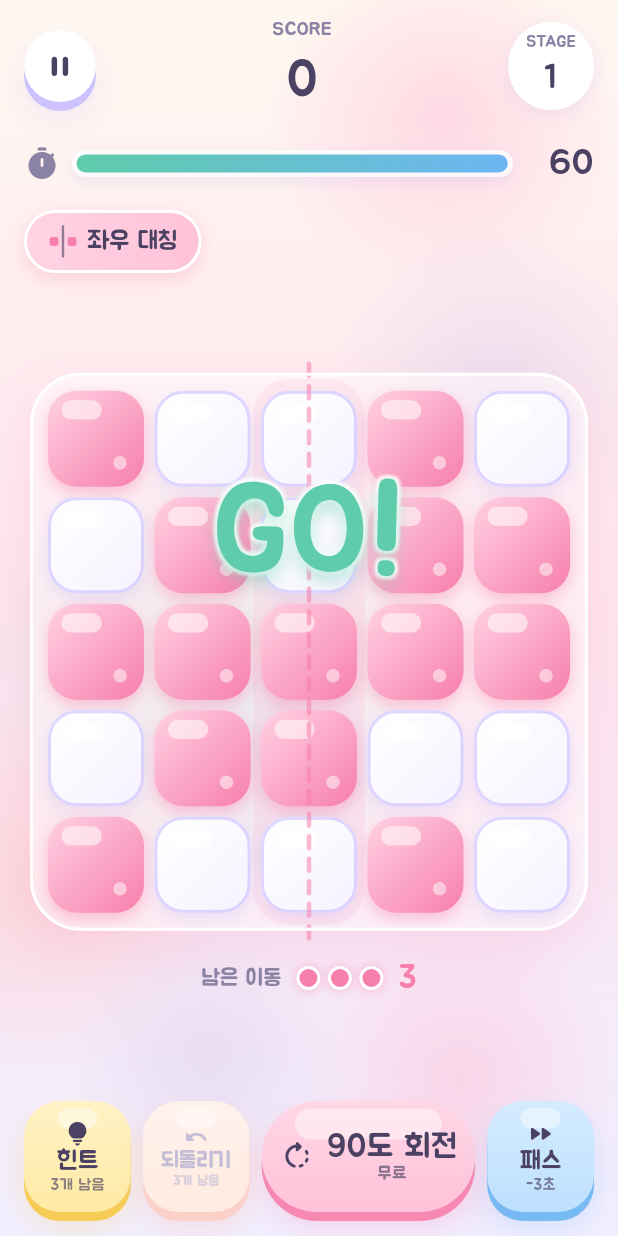
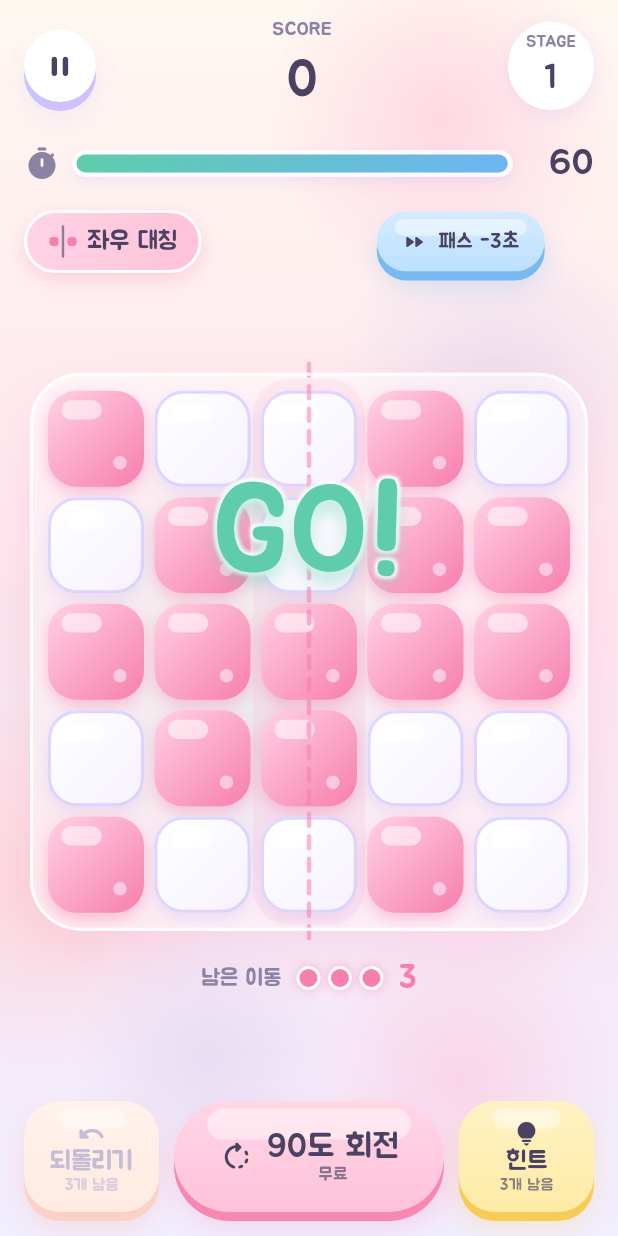
Before and after one commit to justkevin2570-hash/NODE_SWAP_Game, a Flutter app: the GameScreen screen opened directly, on a phone screen of 412 x 824 dp. Run offline on Flutter 3.47's test engine with Material 3 defaults, Android fonts, the phone set to English and light mode, and no system bars; our stand-ins replace audioplayers, clock, flutter_animate, flutter_riverpod, shared_preferences; accounts and stored records are empty.

Commit message:
Rearrange game controls for one-handed play
- Bottom bar is symmetric: [undo] [rotate (large, center)] [hint]
- Costly actions move to a small top-right button away from the thumb:
  rush pass (-3s), classic new puzzle; pass still glows when stuck
- Symmetry badge and combo chip shrink together when space is tight

Co-Authored-By: Claude Opus 5.5 <noreply@anthropic.com>
Claude-Session: https://claude.ai/code/session_01THjjmmAe3yF3ESiXKwMseg

```diff
--- a/lib/ui/screens/game_screen.dart
+++ b/lib/ui/screens/game_screen.dart
@@ -273,9 +273,14 @@ class _GameScreenState extends ConsumerState<GameScreen> {
             const SizedBox(height: 14),
             Row(
               children: [
-                SymmetryBadge(type: s.target),
-                const SizedBox(width: 10),
+                // 자리가 모자라면(콤보·피버 표시) 대칭 칩과 콤보 칩이 함께 조금씩 줄어든다.
+                Flexible(
+                  flex: 3,
+                  child: FittedBox(fit: BoxFit.scaleDown, child: SymmetryBadge(type: s.target)),
+                ),
+                const SizedBox(width: 8),
                 Expanded(
+                  flex: 2,
                   child: Align(
                     alignment: Alignment.centerRight,
                     child: FittedBox(
@@ -284,6 +289,9 @@ class _GameScreenState extends ConsumerState<GameScreen> {
                     ),
                   ),
                 ),
+                const SizedBox(width: 8),
+                // 손해가 있는 버튼(패스 -3초, 새 퍼즐)은 엄지가 잘 닿지 않는 위쪽에 작게 둔다.
+                _corner(s),
               ],
             ),
             const Spacer(),
@@ -359,25 +367,28 @@ class _GameScreenState extends ConsumerState<GameScreen> {
     );
   }
 
+  /// 위쪽 작은 버튼: 러시는 패스(-3초), 클래식은 새 퍼즐.
+  Widget _corner(GameSession s) {
+    final rush = widget.mode == GameMode.rush;
+    return BubblyButton(
+      label: rush ? '패스 -3초' : '새 퍼즐',
+      icon: rush ? Icons.fast_forward_rounded : Icons.refresh_rounded,
+      color: Palette.sky,
+      deep: Palette.skyDeep,
+      height: 40,
+      width: 112,
+      fontSize: 14,
+      glow: rush && s.stuck,
+      sound: rush ? null : Sfx.button,
+      onPressed: s.canAct ? (rush ? _ctrl.skip : _ctrl.restart) : null,
+    );
+  }
+
+  /// 하단: [되돌리기] [90도 회전] [힌트]. 가장 자주 쓰는 회전을 가운데에 크게, 양옆은 같은 크기로 대칭.
   Widget _controls(GameSession s, Color light, Color deep) {
     final rotateGlow = s.rotateToWin || (s.hint?.rotate ?? false);
     return Row(
       children: [
-        Expanded(
-          child: BubblyButton(
-            label: '힌트',
-            subtitle: '${s.hintsLeft}개 남음',
-            icon: Icons.lightbulb_rounded,
-            color: Palette.butter,
-            deep: Palette.butterDeep,
-            fontSize: 17,
-            height: 74,
-            vertical: true,
-            sound: null,
-            onPressed: s.canAct && !s.stuck && s.hintsLeft > 0 && s.hint == null ? _ctrl.useHint : null,
-          ),
-        ),
-        const SizedBox(width: 8),
         Expanded(
           child: BubblyButton(
             label: '되돌리기',
@@ -393,7 +404,7 @@ class _GameScreenState extends ConsumerState<GameScreen> {
             onPressed: s.canUndo ? _ctrl.undo : null,
           ),
         ),
-        const SizedBox(width: 8),
+        const SizedBox(width: 10),
         Expanded(
           flex: 2,
           child: KeyedSubtree(
@@ -412,37 +423,25 @@ class _GameScreenState extends ConsumerState<GameScreen> {
             ),
           ),
         ),
-        const SizedBox(width: 8),
+        const SizedBox(width: 10),
         Expanded(
-          child: widget.mode == GameMode.rush
-              ? BubblyButton(
-                  label: '패스',
-                  subtitle: '-3초',
-                  icon: Icons.fast_forward_rounded,
-                  color: Palette.sky,
-                  deep: Palette.skyDeep,
-                  fontSize: 17,
-                  height: 74,
-                  vertical: true,
-                  glow: s.stuck,
-                  sound: null,
-                  onPressed: s.canAct ? _ctrl.skip : null,
-                )
-              : BubblyButton(
-                  label: '다시',
-                  subtitle: '새 퍼즐',
-                  icon: Icons.refresh_rounded,
-                  color: Palette.sky,
-                  deep: Palette.skyDeep,
-                  fontSize: 17,
-                  height: 74,
-                  vertical: true,
-                  onPressed: s.canAct ? _ctrl.restart : null,
-                ),
+          child: BubblyButton(
+            label: '힌트',
+            subtitle: '${s.hintsLeft}개 남음',
+            icon: Icons.lightbulb_rounded,
+            color: Palette.butter,
+            deep: Palette.butterDeep,
+            fontSize: 17,
+            height: 74,
+            vertical: true,
+            sound: null,
+            onPressed: s.canAct && !s.stuck && s.hintsLeft > 0 && s.hint == null ? _ctrl.useHint : null,
+          ),
         ),
       ],
     );
   }
+
 }
 
 /// 남은 시간만 구독해서 자기 자신만 다시 그리는 시간 막대.
```
